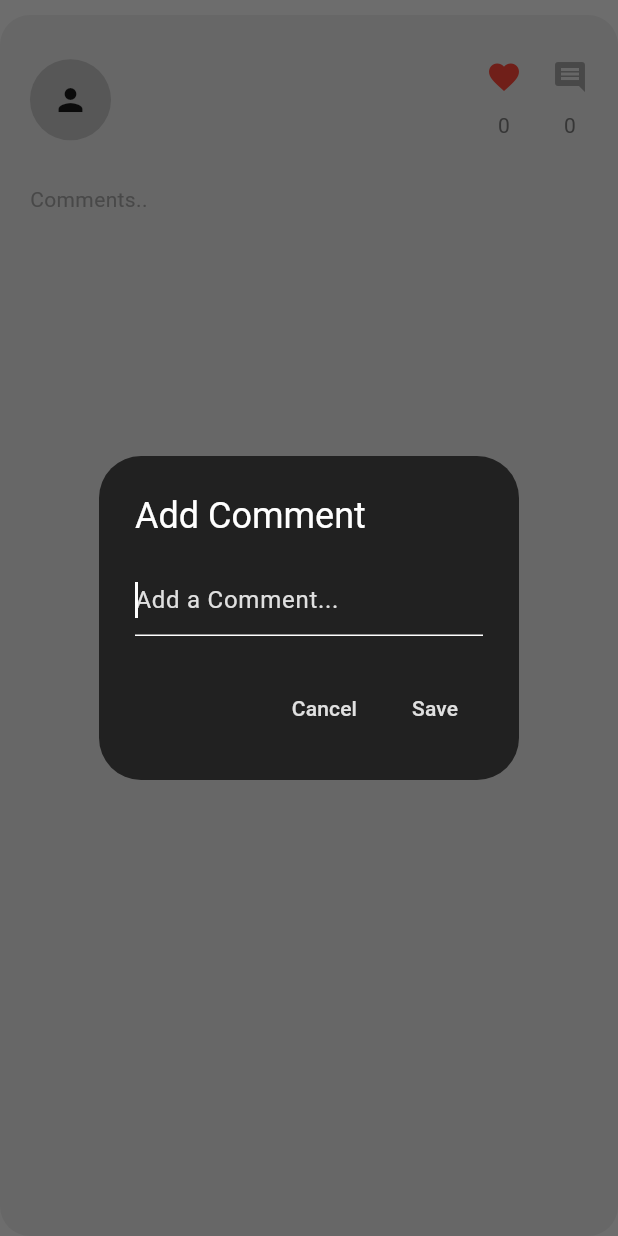
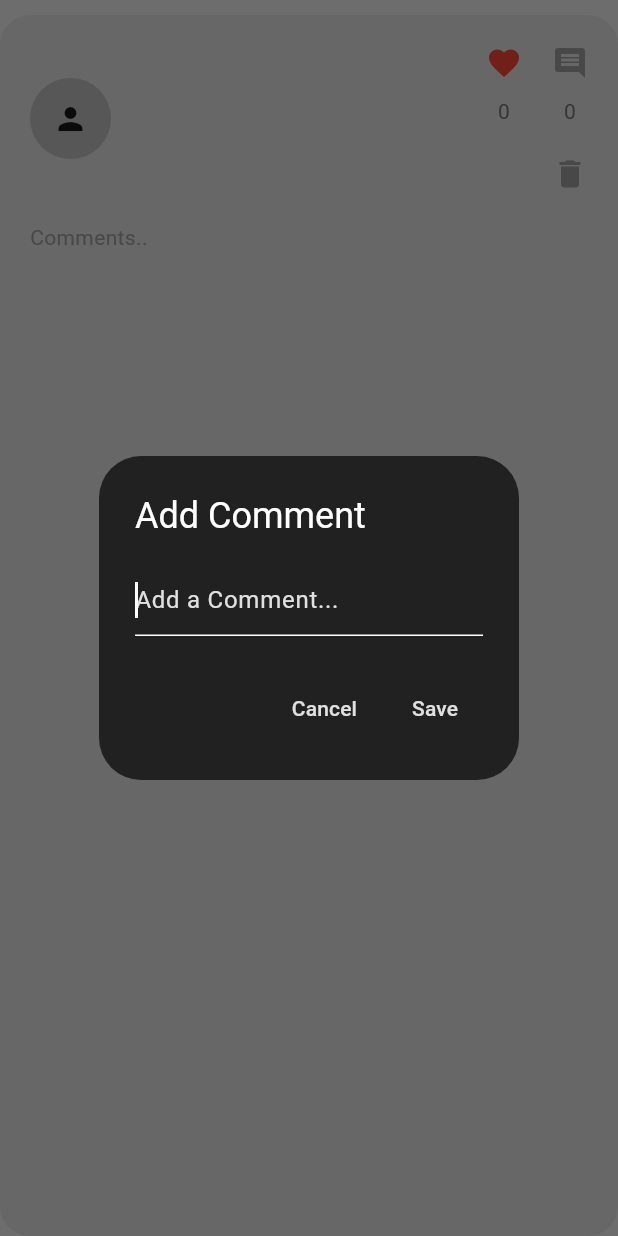
Before and after one commit to amankumarsingh3658/The-Wall, a Flutter app: the WallPost widget shown alone on an empty page, opened directly with empty values, after a tap on the "favorite outline" icon, after a tap on the "comment" icon, on a phone screen of 412 x 824 dp. Run offline on Flutter 3.47's test engine with Material 3 defaults, Android fonts, the phone set to English and light mode, and no system bars; our stand-ins replace cloud_firestore, firebase_auth, firebase_core; accounts and stored records are empty.

Commit message:
Delete Post Implemented

```diff
--- /dev/null
+++ b/lib/components/delete_button.dart
@@ -0,0 +1,17 @@
+import 'package:flutter/material.dart';
+
+class DeleteButton extends StatelessWidget {
+  void Function()? onTap;
+  DeleteButton({super.key, required this.onTap});
+
+  @override
+  Widget build(BuildContext context) {
+    return GestureDetector(
+      onTap: onTap,
+      child: Icon(
+        Icons.delete,
+        color: Colors.grey,
+      ),
+    );
+  }
+}
```
Also changed, not shown: lib/components/wall_post.dart (+73 -3 lines).
